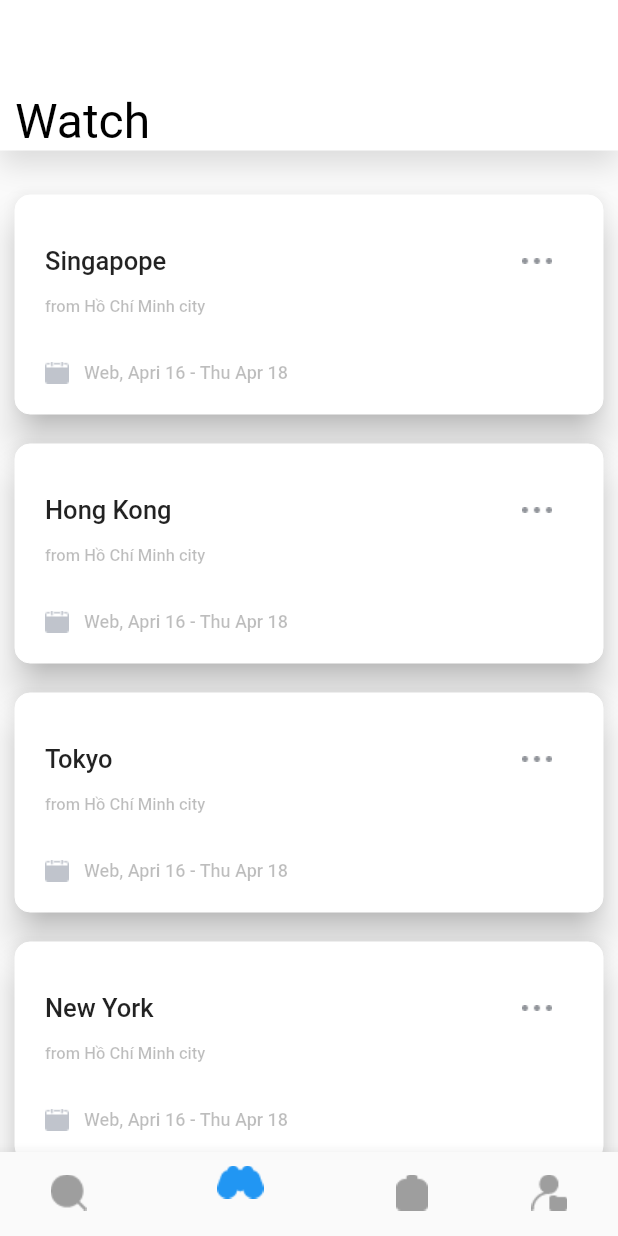
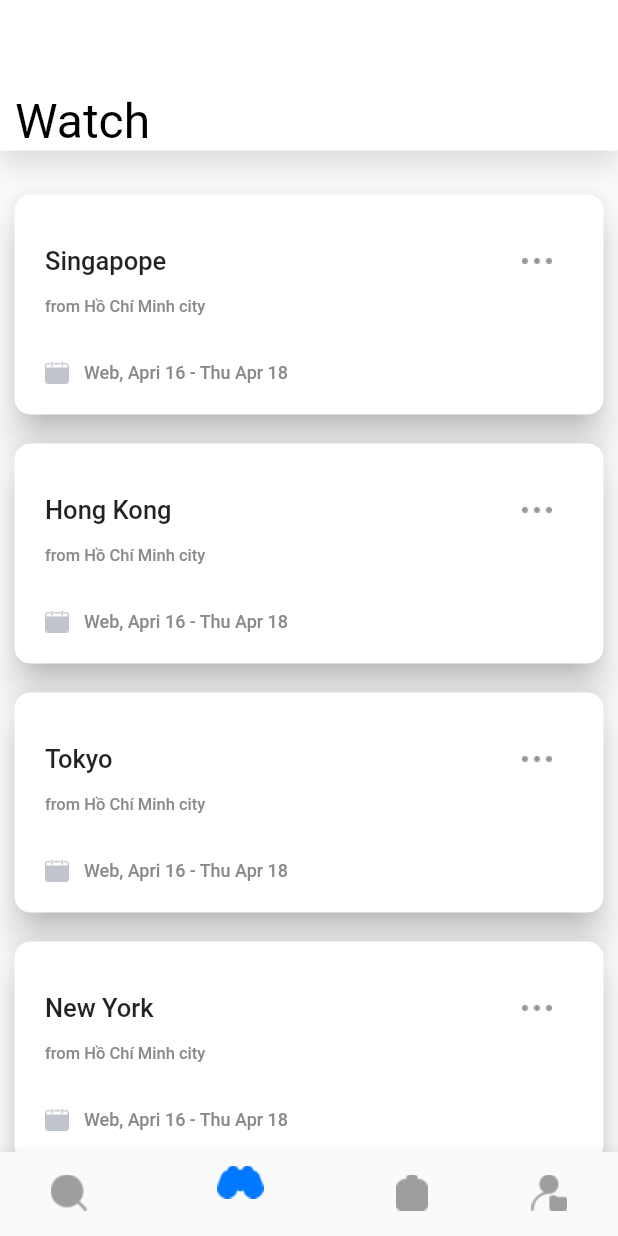
Before and after one commit to LaiHoangViet/lywing, a Flutter app: the Home_Screen screen opened directly, item 2 of the bottom bar chosen, after a tap on "Singapope", on a phone screen of 412 x 824 dp. Run offline on Flutter 3.47's test engine with Material 2 defaults, Android fonts, the phone set to English and light mode, and no system bars.

Commit message:
Them animation o man hinh home va tao file color rieng

```diff
--- /dev/null
+++ b/lib/common/constants.dart
@@ -0,0 +1 @@
+export 'constants/colors.dart';
--- /dev/null
+++ b/lib/common/constants/colors.dart
@@ -0,0 +1,15 @@
+import 'package:flutter/material.dart';
+
+// Text colors
+const kWhite = Color(0xFFFFFFFF);
+const kBlack = Color(0xFF000000);
+const kBlue = Color(0xFF0078FF);
+const kGrey300 = Color(0xFF8A8A8E);
+const kGrey900 = Color(0xFF9F9FA7);
+
+// Color for theme
+const kWhiteBG = Color(0xFFFFFFFF);
+const kLightGreyBG = Color(0xFFF5F7FA);
+
+//Color for variation of product
+const kGreenLight = Color(0xFF00E676);
--- a/lib/main.dart
+++ b/lib/main.dart
@@ -1,6 +1,5 @@
 import 'package:flutter/material.dart';
-import 'package:lywing/empty/watch-empty.dart';
-import 'users/login/slash-screen.dart';
+import 'screen/users/login/slash-screen.dart';
 
 void main() {
   runApp(MyApp());
--- a/lib/home/explore.dart
+++ b/lib/screen/home/explore.dart
@@ -1,6 +1,7 @@
 import 'dart:ui';
 
 import 'package:flutter/material.dart';
+import 'package:lywing/common/constants.dart';
 import 'package:lywing/sizes_helpers.dart';
 
 class Explore extends StatefulWidget {
@@ -23,10 +24,10 @@ class _ExploreState extends State<Explore> {
             right: 10,
           ),
           decoration: BoxDecoration(
-            color: Colors.white,
+            color: kWhite,
             border: Border.all(
               width: 0.0,
-              color: Colors.white,
+              color: kWhite,
             ),
             boxShadow: [
               BoxShadow(
@@ -41,7 +42,7 @@ class _ExploreState extends State<Explore> {
             'Watch',
             style: TextStyle(
               fontSize: 32,
-              color: Colors.black,
+              color: kBlack,
             ),
           ),
         ),
@@ -60,14 +61,14 @@ class _ExploreState extends State<Explore> {
             ),
             child: RaisedButton(
               onPressed: () {},
-              color: Colors.white,
+              color: kWhite,
               elevation: 10,
               padding: const EdgeInsets.all(20),
               shape: RoundedRectangleBorder(
                 borderRadius: BorderRadius.circular(10),
                 side: BorderSide(
                   width: 0,
-                  color: Colors.white,
+                  color: kWhite,
                 ),
               ),
               child: Column(
@@ -99,7 +100,7 @@ class _ExploreState extends State<Explore> {
                       'from Hồ Chí Minh city',
                       style: TextStyle(
                         fontSize: 11,
-                        color: Colors.black26,
+                        color: kGrey300,
                       ),
                     ),
                   ),
@@ -123,7 +124,7 @@ class _ExploreState extends State<Explore> {
                             'Web, Apri 16 - Thu Apr 18',
                             style: TextStyle(
                               fontSize: 12,
-                              color: Colors.black26,
+                              color: kGrey300,
                             ),
                           ),
                         ),
@@ -142,14 +143,14 @@ class _ExploreState extends State<Explore> {
             ),
             child: RaisedButton(
               onPressed: () {},
-              color: Colors.white,
+              color: kWhite,
               elevation: 10,
               padding: const EdgeInsets.all(20),
               shape: RoundedRectangleBorder(
                 borderRadius: BorderRadius.circular(10),
                 side: BorderSide(
                   width: 0,
-                  color: Colors.white,
+                  color: kWhite,
                 ),
               ),
               child: Column(
@@ -181,7 +182,7 @@ class _ExploreState extends State<Explore> {
                       'from Hồ Chí Minh city',
                       style: TextStyle(
                         fontSize: 11,
-                        color: Colors.black26,
+                        color: kGrey300,
                       ),
                     ),
                   ),
@@ -205,7 +206,7 @@ class _ExploreState extends State<Explore> {
                             'Web, Apri 16 - Thu Apr 18',
                             style: TextStyle(
                               fontSize: 12,
-                              color: Colors.black26,
+                              color: kGrey300,
                             ),
                           ),
                         ),
@@ -224,14 +225,14 @@ class _ExploreState extends State<Explore> {
             ),
             child: RaisedButton(
               onPressed: () {},
-              color: Colors.white,
+              color: kWhite,
               elevation: 10,
               padding: const EdgeInsets.all(20),
               shape: RoundedRectangleBorder(
                 borderRadius: BorderRadius.circular(10),
                 side: BorderSide(
                   width: 0,
-                  color: Colors.white,
+                  color: kWhite,
                 ),
               ),
               child: Column(
@@ -263,7 +264,7 @@ class _ExploreState extends State<Explore> {
                       'from Hồ Chí Minh city',
                       style: TextStyle(
                         fontSize: 11,
-                        color: Colors.black26,
+                        color: kGrey300,
                       ),
                     ),
                   ),
@@ -287,7 +288,7 @@ class _ExploreState extends State<Explore> {
                             'Web, Apri 16 - Thu Apr 18',
                             style: TextStyle(
                               fontSize: 12,
-                              color: Colors.black26,
+                              color: kGrey300,
                             ),
                           ),
                         ),
@@ -306,14 +307,14 @@ class _ExploreState extends State<Explore> {
             ),
             child: RaisedButton(
               onPressed: () {},
-              color: Colors.white,
+              color: kWhite,
               elevation: 10,
               padding: const EdgeInsets.all(20),
               shape: RoundedRectangleBorder(
                 borderRadius: BorderRadius.circular(10),
                 side: BorderSide(
                   width: 0,
-                  color: Colors.white,
+                  color: kWhite,
                 ),
               ),
               child: Column(
@@ -345,7 +346,7 @@ class _ExploreState extends State<Explore> {
                       'from Hồ Chí Minh city',
                       style: TextStyle(
                         fontSize: 11,
-                        color: Colors.black26,
+                        color: kGrey300,
                       ),
                     ),
                   ),
@@ -369,7 +370,7 @@ class _ExploreState extends State<Explore> {
                             'Web, Apri 16 - Thu Apr 18',
                             style: TextStyle(
                               fontSize: 12,
-                              color: Colors.black26,
+                              color: kGrey300,
                             ),
                           ),
                         ),
--- a/lib/home/home.dart
+++ b/lib/screen/home/home.dart
@@ -1,18 +1,62 @@
+import 'dart:math';
 import 'dart:ui';
-
 import 'package:flutter/cupertino.dart';
 import 'package:flutter/material.dart';
-import 'package:lywing/home/explore.dart';
-import 'package:lywing/home/tabbar-my-trip.dart';
+import 'package:lywing/common/constants.dart';
 import 'package:lywing/sizes_helpers.dart';
-import 'profile.dart';
 
 class Home extends StatefulWidget {
   @override
   _HomeState createState() => _HomeState();
 }
 
-class _HomeState extends State<Home> {
+class _HomeState extends State<Home> with TickerProviderStateMixin {
+  final destination_from = TextEditingController();
+  final destination_to = TextEditingController();
+
+  Animation _arrowAnimation;
+  AnimationController _arrowAnimationController;
+
+  @override
+  void initState() {
+    super.initState();
+    _arrowAnimationController =
+        AnimationController(vsync: this, duration: Duration(seconds: 1));
+    _arrowAnimation =
+        Tween(begin: 0.0, end: pi).animate(_arrowAnimationController);
+  }
+
+  @override
+  Widget firstChild() {
+    return RaisedButton(
+      color: kWhite,
+      hoverElevation: 0.0,
+      highlightElevation: 0.0,
+      elevation: 0,
+      shape: Border.all(
+        width: 0.0,
+        color: kWhite,
+      ),
+      child: AnimatedBuilder(
+        animation: _arrowAnimation,
+        builder: (context, child) => Transform.rotate(
+          angle: _arrowAnimation.value,
+          child: Image(
+            image: AssetImage('assets/icons/Invert-button.png'),
+          ),
+        ),
+      ),
+      onPressed: () {
+        _arrowAnimationController.isCompleted
+            ? _arrowAnimationController.reverse()
+            : _arrowAnimationController.forward();
+        setState(() {
+          // destination_to.text = destination_from.text;
+          destination_from.text = destination_to.text;
+        });
+      },
+    );
+  }
 
   @override
   Widget build(BuildContext context) {
@@ -37,7 +81,7 @@ class _HomeState extends State<Home> {
                   'Travel the world made simple',
                   style: TextStyle(
                     fontSize: 28,
-                    color: Colors.grey,
+                    color: kGrey300,
                   ),
                 ),
               ),
@@ -49,7 +93,7 @@ class _HomeState extends State<Home> {
                 ),
                 padding: const EdgeInsets.all(20),
                 decoration: BoxDecoration(
-                  color: Colors.white,
+                  color: kWhite,
                   borderRadius: BorderRadiusDirectional.circular(10.0),
                 ),
                 child: Row(
@@ -68,11 +112,10 @@ class _HomeState extends State<Home> {
                                   padding: const EdgeInsets.only(
                                     left: 20,
                                   ),
-                                  child: Text(
-                                    'Singapore (SIN)',
-                                    style: TextStyle(
-                                      fontSize: 17,
-                                      color: Colors.black,
+                                  child: Container(
+                                    width: 120,
+                                    child: TextField(
+                                      controller: destination_to,
                                     ),
                                   ),
                                 ),
@@ -103,11 +146,10 @@ class _HomeState extends State<Home> {
                                   padding: const EdgeInsets.only(
                                     left: 20,
                                   ),
-                                  child: Text(
-                                    'Where you go to?',
-                                    style: TextStyle(
-                                      fontSize: 17,
-                                      color: Colors.black,
+                                  child: Container(
+                                    width: 120,
+                                    child: TextField(
+                                      controller: destination_from,
                                     ),
                                   ),
                                 ),
@@ -118,9 +160,7 @@ class _HomeState extends State<Home> {
                       ),
                     ),
                     Container(
-                      child: Image(
-                        image: AssetImage('assets/icons/Invert-button.png'),
-                      ),
+                      child: firstChild(),
                     ),
                   ],
                 ),
@@ -146,7 +186,7 @@ class _HomeState extends State<Home> {
                             Container(
                               child: Image(
                                 image: AssetImage('assets/icons/return.png'),
-                                color: Colors.black26,
+                                color: kGrey300,
                               ),
                             ),
                             Container(
@@ -157,7 +197,7 @@ class _HomeState extends State<Home> {
                                 'Return',
                                 style: TextStyle(
                                   fontSize: 15,
-                                  color: Colors.black26,
+                                  color: kGrey300,
                                 ),
                               ),
                             ),
@@ -192,7 +232,7 @@ class _HomeState extends State<Home> {
                                       '2',
                                       style: TextStyle(
                                         fontSize: 15,
-                                        color: Colors.black26,
+                                        color: kGrey300,
                                       ),
                                     ),
                                   ),
@@ -215,7 +255,7 @@ class _HomeState extends State<Home> {
                                       '0',
                                       style: TextStyle(
                                         fontSize: 15,
-                                        color: Colors.black26,
+                                        color: kGrey300,
                                       ),
                                     ),
                                   ),
@@ -238,7 +278,7 @@ class _HomeState extends State<Home> {
                                       '0',
                                       style: TextStyle(
                                         fontSize: 15,
-                                        color: Colors.black26,
+                                        color: kGrey300,
                                       ),
                                     ),
                                   ),
@@ -255,7 +295,6 @@ class _HomeState extends State<Home> {
             ],
           ),
         ),
-
       ),
     );
   }
--- a/lib/home/home_screen.dart
+++ b/lib/screen/home/home_screen.dart
@@ -1,4 +1,5 @@
 import 'package:flutter/material.dart';
+import 'package:lywing/common/constants.dart';
 
 import 'explore.dart';
 import 'home.dart';
@@ -30,7 +31,7 @@ class _Home_ScreenState extends State<Home_Screen> {
     return Scaffold(
       body: _children[_currentIndex],
       bottomNavigationBar: BottomNavigationBar(
-        backgroundColor: Colors.white,
+        backgroundColor: kWhite,
         onTap: onTabTapped, // new
         currentIndex: _currentIndex,
         items: [
@@ -41,9 +42,9 @@ class _Home_ScreenState extends State<Home_Screen> {
             ),
             activeIcon: Image.asset(
               'assets/icons/tabs/search.png',
-              color: Colors.blue,
+              color: kBlue,
             ),
-            // backgroundColor: Colors.blue,
+            // backgroundColor: kBlue,
             title: Text(''),
           ),
           BottomNavigationBarItem(
@@ -53,7 +54,7 @@ class _Home_ScreenState extends State<Home_Screen> {
             ),
             activeIcon: Image.asset(
               'assets/icons/tabs/binoculars.png',
-              color: Colors.blue,
+              color: kBlue,
             ),
             title: Text(''),
             // backgroundColor: Colors.orange,
@@ -65,7 +66,7 @@ class _Home_ScreenState extends State<Home_Screen> {
             ),
             activeIcon: Image.asset(
               'assets/icons/tabs/backpack.png',
-              color: Colors.blue,
+              color: kBlue,
             ),
             title: Text(''),
             // backgroundColor: Colors.yellow,
@@ -77,7 +78,7 @@ class _Home_ScreenState extends State<Home_Screen> {
             ),
             activeIcon: Image.asset(
               'assets/icons/tabs/profile.png',
-              color: Colors.blue,
+              color: kBlue,
             ),
             title: Text(''),
             // backgroundColor: Colors.green,
```
Also changed, not shown: lib/screen/empty/my-trip-empty.dart (renamed from lib/empty/my-trip-empty.dart, +7 -5 lines), lib/screen/empty/watch-empty.dart (renamed from lib/empty/watch-empty.dart, +8 -7 lines), lib/screen/home/my-trip.dart (renamed from lib/home/my-trip.dart, +30 -29 lines), lib/screen/home/tabbar-my-trip.dart (renamed from lib/home/tabbar-my-trip.dart, +10 -10 lines), lib/screen/users/login/login.dart (renamed from lib/users/login/login.dart, +21 -20 lines), lib/screen/users/login/register.dart (renamed from lib/users/login/register.dart, +17 -16 lines), lib/screen/users/login/slash-screen.dart (renamed from lib/users/login/slash-screen.dart, +17 -17 lines), lib/screen/home/profile.dart (renamed from lib/home/profile.dart).
